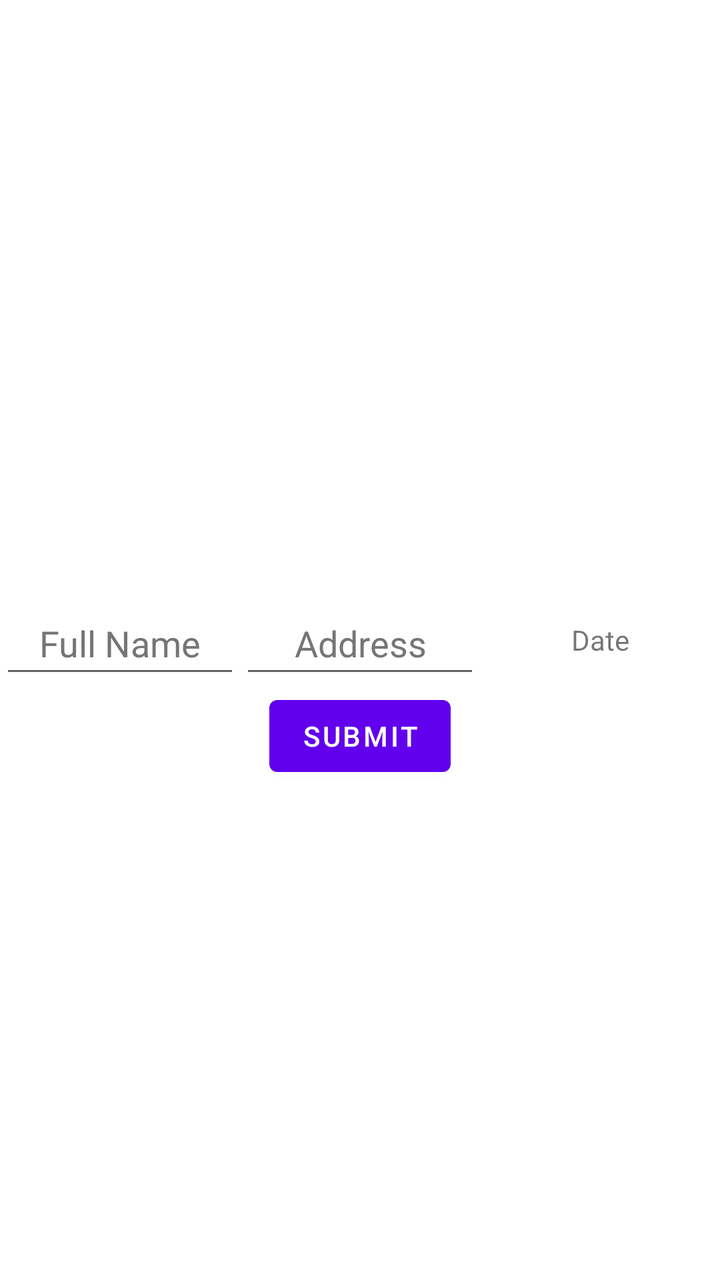
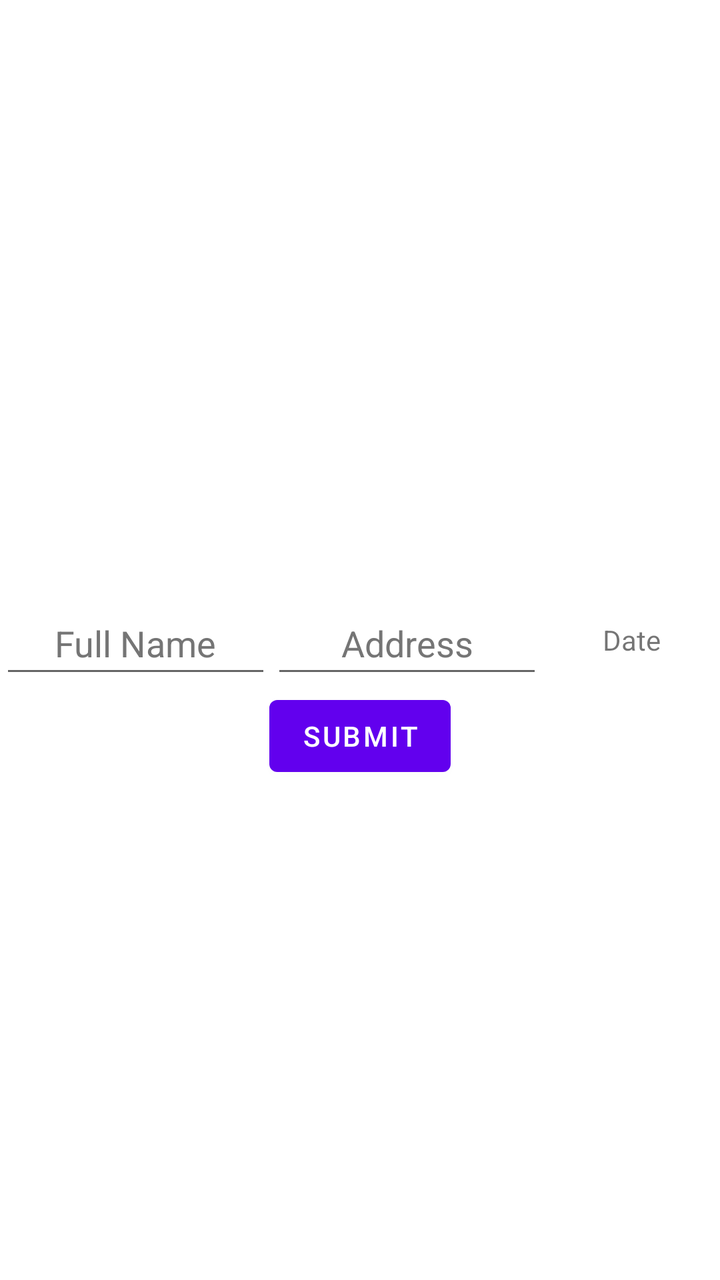

Two renders of the same Android screen: before a commit and after it. Below are the layout's source before the change and the commit's diff.
<!-- AndroidManifest.xml: application theme Theme.InternetCall -->
<!-- res/layout/popup_row.xml -->
<?xml version="1.0" encoding="utf-8"?>
<androidx.constraintlayout.widget.ConstraintLayout xmlns:android="http://schemas.android.com/apk/res/android"
    xmlns:app="http://schemas.android.com/apk/res-auto"
    android:layout_width="match_parent"
    android:layout_height="match_parent"
    android:layout_weight="1">

    <LinearLayout
        android:id="@+id/angie"
        android:layout_width="match_parent"
        android:layout_height="48dp"
        android:background="#ffffff"
        android:orientation="horizontal"
        app:layout_constraintBottom_toBottomOf="parent"
        app:layout_constraintEnd_toEndOf="parent"
        app:layout_constraintHorizontal_bias="0.0"
        app:layout_constraintStart_toStartOf="parent"
        app:layout_constraintTop_toTopOf="parent">

        <EditText
            android:id="@+id/popupfullname"
            android:layout_width="260dp"
            android:layout_height="match_parent"
            android:layout_weight="1"
            android:ems="10"
            android:gravity="center"
            android:hint="Full Name"
            android:importantForAutofill="no"
            android:inputType="textPersonName"
            android:minHeight="48dp"
            android:textColorHint="#757575" />

        <EditText
            android:id="@+id/popupaddress"
            android:layout_width="260dp"
            android:layout_height="match_parent"
            android:layout_weight="1"
            android:ems="10"
            android:gravity="center"
            android:hint="Address"
            android:importantForAutofill="no"
            android:inputType="textPersonName"
            android:minHeight="48dp"
            android:textColorHint="#757575" />

        <TextView
            android:id="@+id/popupdate"
            android:layout_width="260dp"
            android:layout_height="match_parent"
            android:layout_weight="1"
            android:ems="10"
            android:gravity="center"
            android:text="Date" />


    </LinearLayout>

    <Button
        android:id="@+id/btnSubmit"
        android:layout_width="wrap_content"
        android:layout_height="wrap_content"
        android:baselineAligned="false"
        android:text="Submit"
        app:layout_constraintBottom_toBottomOf="parent"
        app:layout_constraintEnd_toEndOf="parent"
        app:layout_constraintStart_toStartOf="parent"
        app:layout_constraintTop_toBottomOf="@+id/angie"
        app:layout_constraintVertical_bias="0.0" />
</androidx.constraintlayout.widget.ConstraintLayout>
<!-- resources referenced by this layout -->
<resources>
  <style name="Theme.InternetCall" parent="Theme.MaterialComponents.DayNight.DarkActionBar">
          
          <item name="colorPrimary">@color/purple_500</item>
          <item name="colorPrimaryVariant">@color/purple_700</item>
          <item name="colorOnPrimary">@color/white</item>
          
          <item name="colorSecondary">@color/teal_200</item>
          <item name="colorSecondaryVariant">@color/teal_700</item>
          <item name="colorOnSecondary">@color/black</item>
          
          <item name="android:statusBarColor" tools:targetApi="l">?attr/colorPrimaryVariant</item>
          
      </style>
  <color name="purple_500">#FF6200EE</color>
  <color name="purple_700">#FF3700B3</color>
  <color name="white">#FFFFFFFF</color>
  <color name="teal_200">#FF03DAC5</color>
  <color name="teal_700">#FF018786</color>
  <color name="black">#FF000000</color>
</resources>

<!-- the commit's change to res/layout/popup_row.xml (unified diff, before → after) -->
@@ -7,19 +7,19 @@
 
     <LinearLayout
         android:id="@+id/angie"
-        android:layout_width="match_parent"
+        android:layout_width="wrap_content"
         android:layout_height="48dp"
         android:background="#ffffff"
         android:orientation="horizontal"
         app:layout_constraintBottom_toBottomOf="parent"
         app:layout_constraintEnd_toEndOf="parent"
-        app:layout_constraintHorizontal_bias="0.0"
+        app:layout_constraintHorizontal_bias="0.4"
         app:layout_constraintStart_toStartOf="parent"
         app:layout_constraintTop_toTopOf="parent">
 
         <EditText
             android:id="@+id/popupfullname"
-            android:layout_width="260dp"
+            android:layout_width="wrap_content"
             android:layout_height="match_parent"
             android:layout_weight="1"
             android:ems="10"
@@ -32,7 +32,7 @@
 
         <EditText
             android:id="@+id/popupaddress"
-            android:layout_width="260dp"
+            android:layout_width="wrap_content"
             android:layout_height="match_parent"
             android:layout_weight="1"
             android:ems="10"
@@ -45,7 +45,7 @@
 
         <TextView
             android:id="@+id/popupdate"
-            android:layout_width="260dp"
+            android:layout_width="wrap_content"
             android:layout_height="match_parent"
             android:layout_weight="1"
             android:ems="10"
@@ -58,7 +58,7 @@
     <Button
         android:id="@+id/btnSubmit"
         android:layout_width="wrap_content"
-        android:layout_height="wrap_content"
+        android:layout_height="48dp"
         android:baselineAligned="false"
         android:text="Submit"
         app:layout_constraintBottom_toBottomOf="parent"
